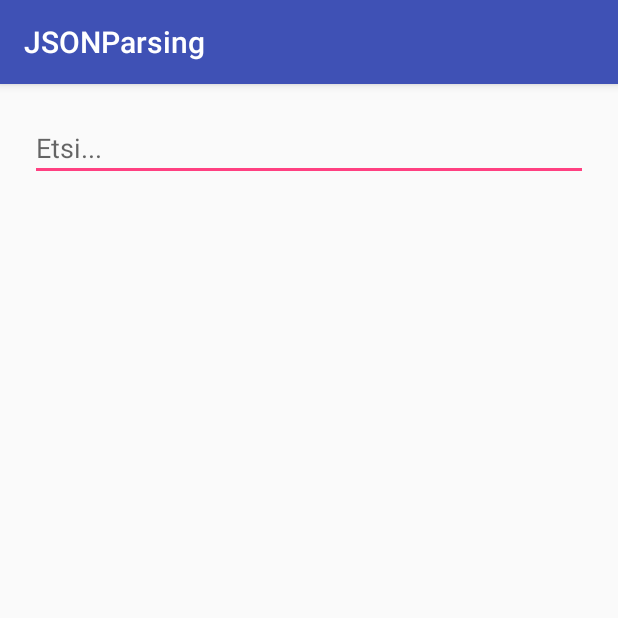
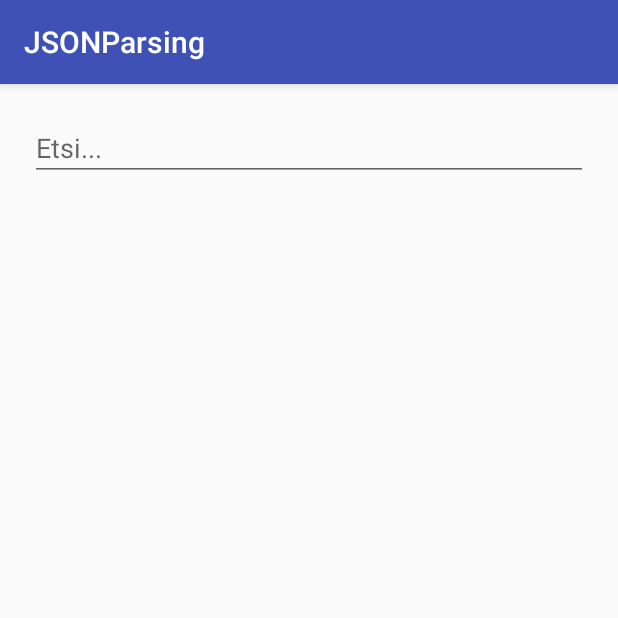
Before and after one commit to sohlbtom/JSONParsing, an Android app: the screen it shows after launch (MainActivity), on a phone screen of 412 x 824 dp, the top half of it. Run offline under Robolectric (Android 15) with nearby library versions, the phone set to English and light mode, and no system bars; 2 statements that could not run were skipped.

Commit message:
activity_main.xml muutettu RelativeLayout -> LinearLayout, jotta kaikki palaset osuu nätisti paikoilleen. Lisäksi sinne rivit android:focusable="true"                                                                             android:focusableInTouchMode="true" , jotta lataamisen yhteydessä ei Etsi-boxin takia lataudu heti näppäimistöä käsille.

```diff
--- a/app/src/main/res/layout/activity_main.xml
+++ b/app/src/main/res/layout/activity_main.xml
@@ -1,9 +1,11 @@
-<RelativeLayout xmlns:android="http://schemas.android.com/apk/res/android"
+<LinearLayout xmlns:android="http://schemas.android.com/apk/res/android"
     xmlns:tools="http://schemas.android.com/tools"
     android:layout_width="match_parent"
     android:layout_height="match_parent"
     android:orientation="vertical"
     android:padding="20dp"
+    android:focusable="true"
+    android:focusableInTouchMode="true"
     tools:context=".MainActivity">
 
     <EditText
@@ -18,4 +20,4 @@
         android:id="@+id/list"
         android:layout_width="fill_parent"
         android:layout_height="wrap_content" />
-</RelativeLayout>
+</LinearLayout>
```
